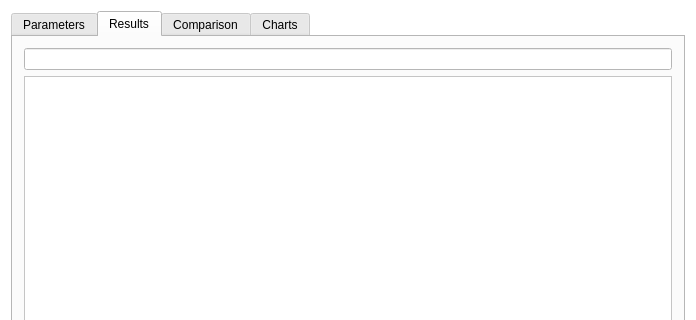
This is src/qtapp/mainwindow.ui in PAMDeveloper/QtSamara as Qt 5 draws it before an edit; both pictures show x 0 to 696 and y 0 to 320 of the 696 by 660 pixel window. The edited form follows.
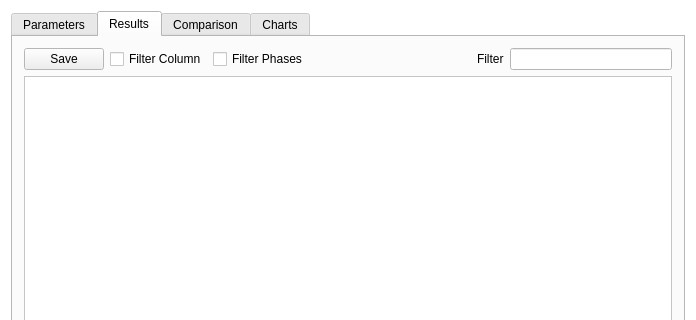
This is the edited form. The open tabs and pages were chosen to show the change.

What changed in the file:
```diff
--- a/src/qtapp/mainwindow.ui
+++ b/src/qtapp/mainwindow.ui
@@ -266,7 +266,52 @@
         <item>
          <layout class="QVBoxLayout" name="verticalLayout_2">
           <item>
-           <widget class="QLineEdit" name="headerFilter"/>
+           <layout class="QHBoxLayout" name="horizontalLayout_8">
+            <item>
+             <widget class="QPushButton" name="saveResultButton">
+              <property name="text">
+               <string>Save</string>
+              </property>
+             </widget>
+            </item>
+            <item>
+             <widget class="QCheckBox" name="colFilterCheckbox">
+              <property name="text">
+               <string>Filter Column</string>
+              </property>
+             </widget>
+            </item>
+            <item>
+             <widget class="QCheckBox" name="phaseFilterCheckbox">
+              <property name="text">
+               <string>Filter Phases</string>
+              </property>
+             </widget>
+            </item>
+            <item>
+             <spacer name="horizontalSpacer_4">
+              <property name="orientation">
+               <enum>Qt::Horizontal</enum>
+              </property>
+              <property name="sizeHint" stdset="0">
+               <size>
+                <width>40</width>
+                <height>20</height>
+               </size>
+              </property>
+             </spacer>
+            </item>
+            <item>
+             <widget class="QLabel" name="label_9">
+              <property name="text">
+               <string>Filter</string>
+              </property>
+             </widget>
+            </item>
+            <item>
+             <widget class="QLineEdit" name="filterColLineEdit"/>
+            </item>
+           </layout>
           </item>
           <item>
            <widget class="QTableView" name="resultsTableView"/>
```
Left out of the diff: 18 changed lines with no effect on the pictures.
